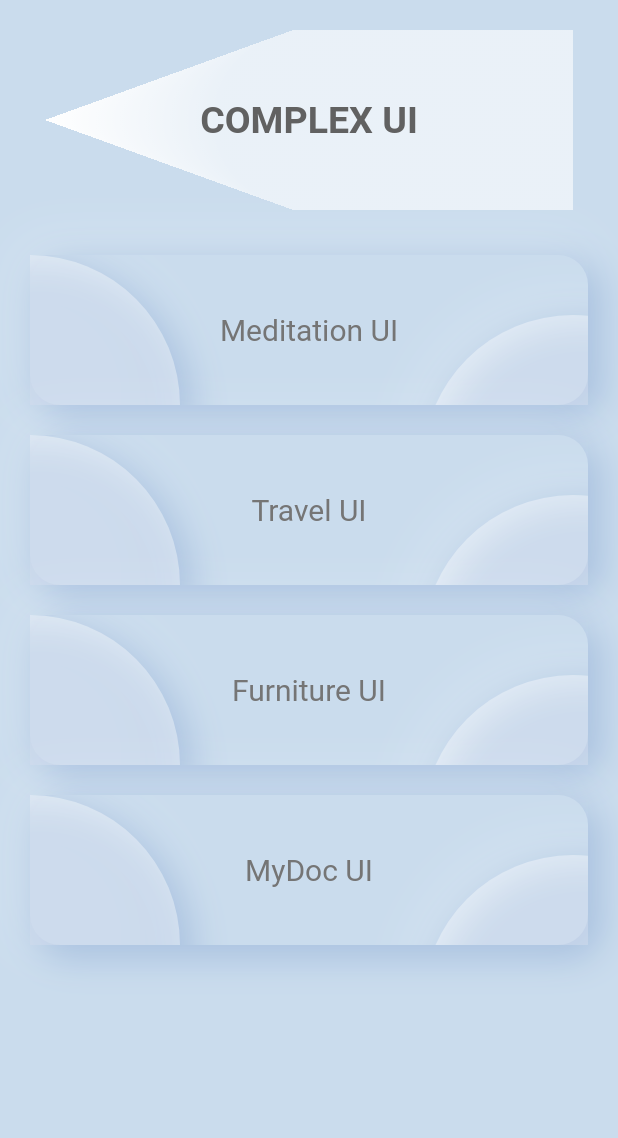
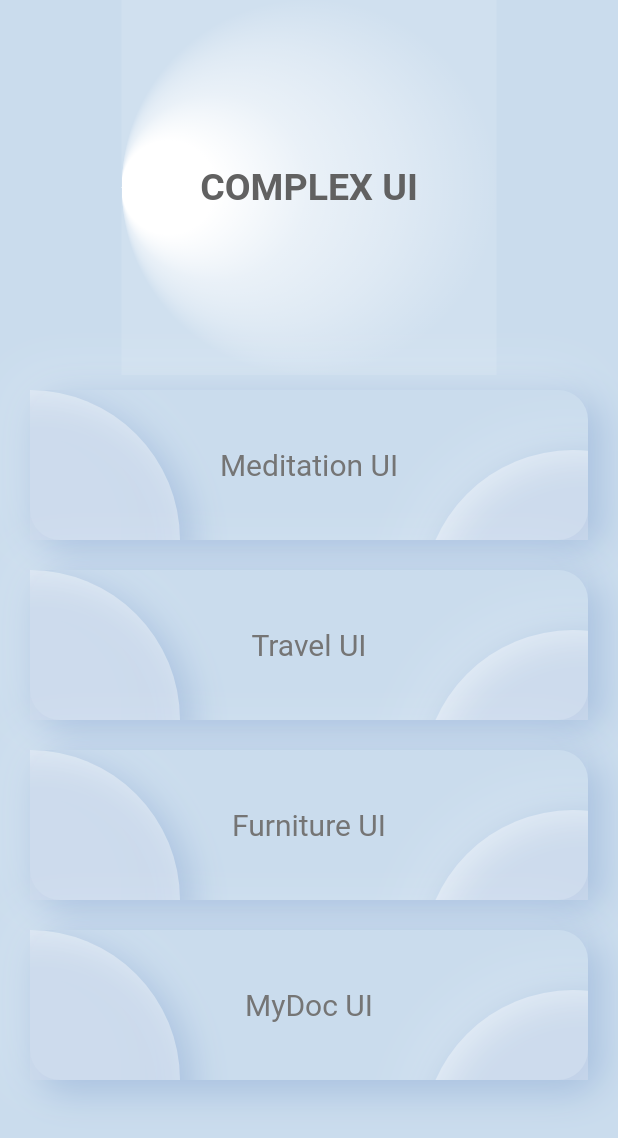
Before and after one commit to jbjason/complex_ui, a Flutter app: the screen it shows after launch, on a phone screen of 412 x 824 dp. Shown: the top 1138 px of the screen. Run offline on Flutter 3.47's test engine with Material 2 defaults, Android fonts, the phone set to English and light mode, and no system bars.

Commit message:
Update home_title.dart

```diff
--- a/lib/widgets/home_title.dart
+++ b/lib/widgets/home_title.dart
@@ -6,15 +6,19 @@
   @override
   Widget build(BuildContext context) {
     return Container(
-      height: 120,
-      margin: const EdgeInsets.symmetric(vertical: 20, horizontal: 30),
+      height: 250,
+      width: 250,
+      margin: const EdgeInsets.symmetric(horizontal: 30),
+      alignment: Alignment.center,
       decoration: const BoxDecoration(
         gradient: RadialGradient(colors: [
           Colors.white,
+          Colors.white,
           Colors.white60,
+          Colors.white38,
+          Colors.white12,
         ], focal: Alignment.centerLeft),
       ),
-      child: Center(
       child: Text(
         title,
         style: TextStyle(
@@ -22,7 +26,6 @@
             fontWeight: FontWeight.bold,
             color: Colors.grey[700]!),
       ),
-      ),
     );
   }
 }
```
Lines whose indentation alone changed are shown as unchanged.
